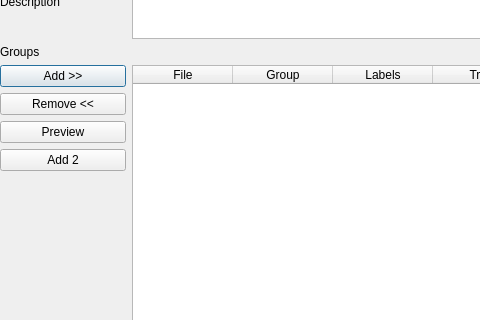
First picture: the form in gui/dlgProject.ui, repository ilastik/ilastik-0.5, before the edit; both pictures show x 0 to 480 and y 102 to 422 of the 629 by 542 pixel window.
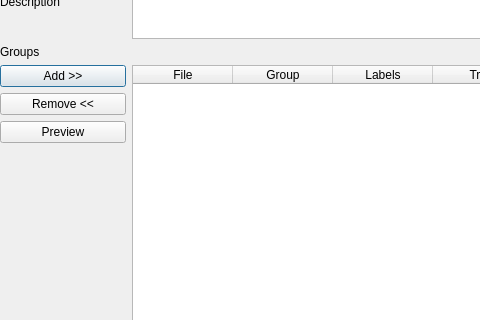
Second picture: the form after the edit. Icons and pictures are not drawn.

Commit message: added initial DataMgr Class. For now we dont use it. Added rgb test files

```diff
--- a/gui/dlgProject.ui
+++ b/gui/dlgProject.ui
@@ -64,13 +64,6 @@
         </property>
        </widget>
       </item>
-      <item>
-       <widget class="QPushButton" name="addFile2" >
-        <property name="text" >
-         <string>Add 2</string>
-        </property>
-       </widget>
-      </item>
       <item>
        <widget class="QLabel" name="thumbnailImage" >
         <property name="text" >
```
The commit also changes 4 other files.
